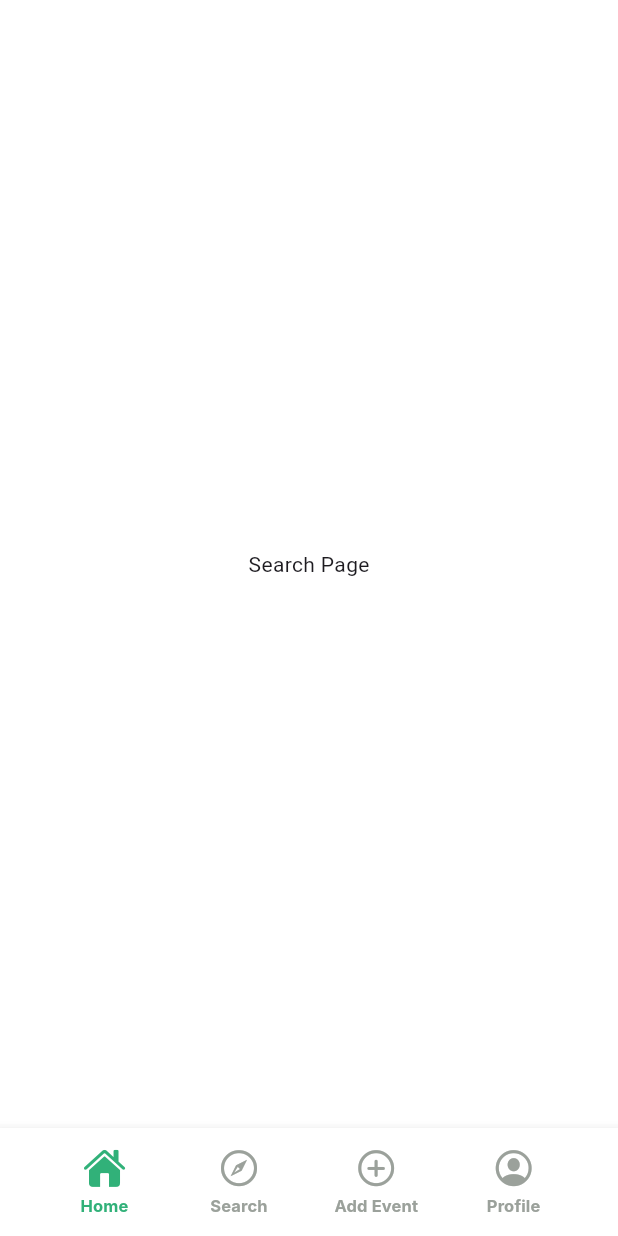
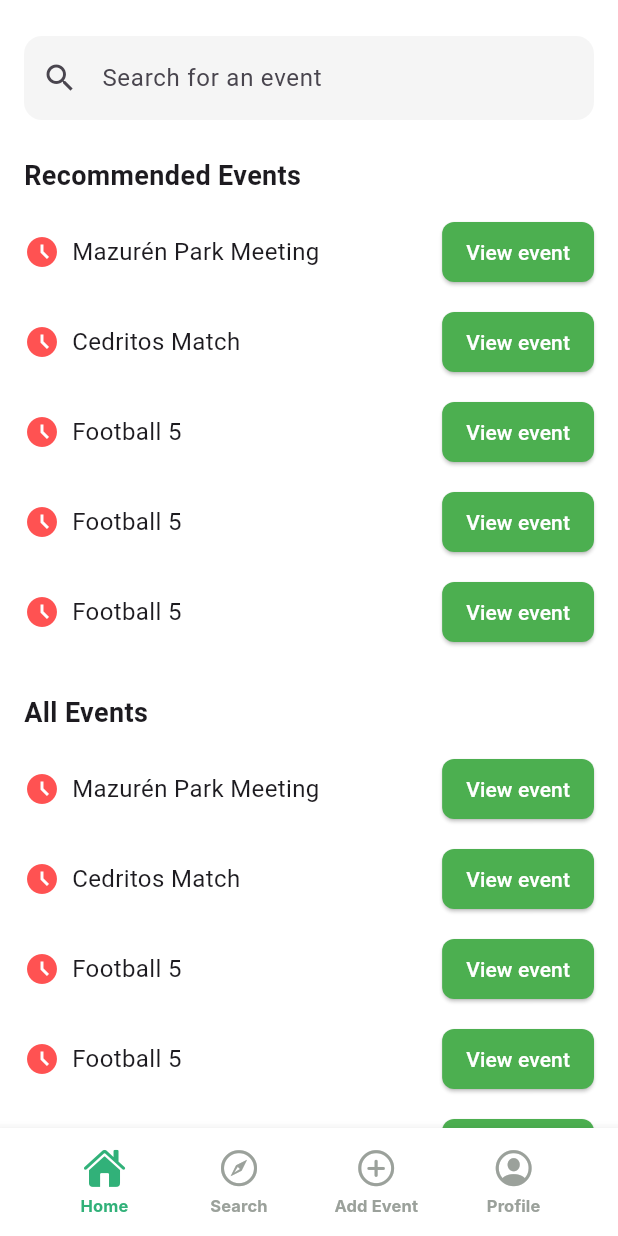
Before and after one commit to vomisa29/Moviles_T45, a Flutter app: the screen it shows once a user with an empty profile is signed in, swiped to page 2, on a phone screen of 412 x 824 dp. Run offline on Flutter 3.47's test engine with Material 3 defaults, Android fonts, the phone set to English and light mode, and no system bars; our stand-ins replace cached_network_image, cloud_firestore, firebase_analytics, firebase_auth, firebase_core, geolocator and 4 more; missing offline and left inert: is_valid, show_hide_password; accounts and stored records are empty; generated files the repository leaves out were written again; Roboto replaces fonts that are missing (Inter).

Commit message:
event search

```diff
--- /dev/null
+++ b/flutterapp/lib/presentation/event_search.dart
@@ -0,0 +1,149 @@
+import 'package:show_hide_password/show_hide_password.dart';
+import 'package:flutter/material.dart';
+import 'package:flutterapp/presentation/viewModels/event_search_vm.dart';
+import 'package:firebase_analytics/firebase_analytics.dart';
+import 'package:go_router/go_router.dart';
+import 'package:flutter/services.dart';
+import 'package:provider/provider.dart';
+
+class EventSearch extends StatelessWidget {
+  const EventSearch({super.key});
+
+  @override
+  Widget build(BuildContext context) {
+    return _EventSearchState();
+  }
+}
+
+
+class _EventSearchState extends StatelessWidget{
+
+  final EventSearchVm eventSearchVm = EventSearchVm();
+
+  @override
+  Widget build(BuildContext context) {
+    return Scaffold(
+      backgroundColor: Colors.white,
+      body: SafeArea(
+        child: SingleChildScrollView(
+          padding: const EdgeInsets.all(16),
+          child: Column(
+            crossAxisAlignment: CrossAxisAlignment.start,
+            children: [
+              const SizedBox(height: 8),
+
+              // 🔍 Search bar
+              TextField(
+                decoration: InputDecoration(
+                  hintText: "Search for an event",
+                  prefixIcon: const Icon(Icons.search),
+                  filled: true,
+                  fillColor: Colors.grey[100],
+                  border: OutlineInputBorder(
+                    borderRadius: BorderRadius.circular(12),
+                    borderSide: BorderSide.none,
+                  ),
+                ),
+              ),
+
+              const SizedBox(height: 24),
+
+              //Recommended Events
+              const Text(
+                "Recommended Events",
+                style: TextStyle(
+                  fontSize: 18,
+                  fontWeight: FontWeight.bold,
+                ),
+              ),
+
+              const SizedBox(height: 8),
+
+              // Recommended events list
+              Column(
+                children: const [
+                  EventTile(title: "Mazurén Park Meeting"),
+                  EventTile(title: "Cedritos Match"),
+                  EventTile(title: "Football 5"),
+                  EventTile(title: "Football 5"),
+                  EventTile(title: "Football 5"),
+                ],
+              ),
+
+              const SizedBox(height: 24),
+
+              // 📋 All Events
+              const Text(
+                "All Events",
+                style: TextStyle(
+                  fontSize: 18,
+                  fontWeight: FontWeight.bold,
+                ),
+              ),
+
+              const SizedBox(height: 8),
+
+              Column(
+                children: const [
+                  EventTile(title: "Mazurén Park Meeting"),
+                  EventTile(title: "Cedritos Match"),
+                  EventTile(title: "Football 5"),
+                  EventTile(title: "Football 5"),
+                  EventTile(title: "Football 5"),
+                ],
+              ),
+            ],
+          ),
+        ),
+      ),
+    );
+  }
+}
+
+class EventTile extends StatelessWidget {
+  final String title;
+
+  const EventTile({required this.title, super.key});
+
+  @override
+  Widget build(BuildContext context) {
+    return Padding(
+      padding: const EdgeInsets.symmetric(vertical: 6.0),
+      child: Row(
+        mainAxisAlignment: MainAxisAlignment.spaceBetween,
+        children: [
+          Flexible(
+            child: Row(
+              children: [
+                const Icon(Icons.access_time_filled, color: Colors.redAccent),
+                const SizedBox(width: 8),
+                Expanded(
+                  child: Text(
+                    title,
+                    style: const TextStyle(fontSize: 16),
+                    overflow: TextOverflow.ellipsis,
+                  ),
+                ),
+              ],
+            ),
+          ),
+          const SizedBox(width: 8),
+          ElevatedButton(
+            style: ElevatedButton.styleFrom(
+              backgroundColor: Colors.green,
+              padding: const EdgeInsets.symmetric(horizontal: 16, vertical: 8),
+              shape: RoundedRectangleBorder(
+                borderRadius: BorderRadius.circular(8),
+              ),
+            ),
+            onPressed: () {},
+            child: const Text(
+              "View event",
+              style: TextStyle(color: Colors.white),
+            ),
+          ),
+        ],
+      ),
+    );
+  }
+}
--- a/flutterapp/lib/presentation/main_view.dart
+++ b/flutterapp/lib/presentation/main_view.dart
@@ -1,4 +1,5 @@
 import 'package:flutter/material.dart';
+import 'package:flutterapp/presentation/event_search.dart';
 import 'package:flutterapp/presentation/map_view.dart';
 import 'package:flutterapp/presentation/viewModels/map_view_vm.dart';
 import 'widgets/footer_bar.dart';
@@ -47,7 +48,7 @@ class _MainViewBodyState extends State<MainViewBody> {
     final selectedIndex = mainVm.selectedIndex;
     final List<Widget> pages = <Widget>[
       const MapView(),
-      const Center(child: Text('Search Page')),
+      const EventSearch(),
       const CreateEventView(),
       const ProfileView(),
     ];
--- /dev/null
+++ b/flutterapp/lib/presentation/viewModels/event_search_vm.dart
@@ -0,0 +1,10 @@
+import 'package:firebase_analytics/firebase_analytics.dart';
+import 'package:flutterapp/model/serviceAdapters/auth_adapter.dart';
+import 'dart:developer';
+import 'package:flutter/material.dart';
+import 'package:is_valid/is_valid.dart';
+import 'package:internet_connection_checker_plus/internet_connection_checker_plus.dart';
+
+class EventSearchVm with ChangeNotifier {
+
+}
```
Also changed, not shown: 22 other files.
